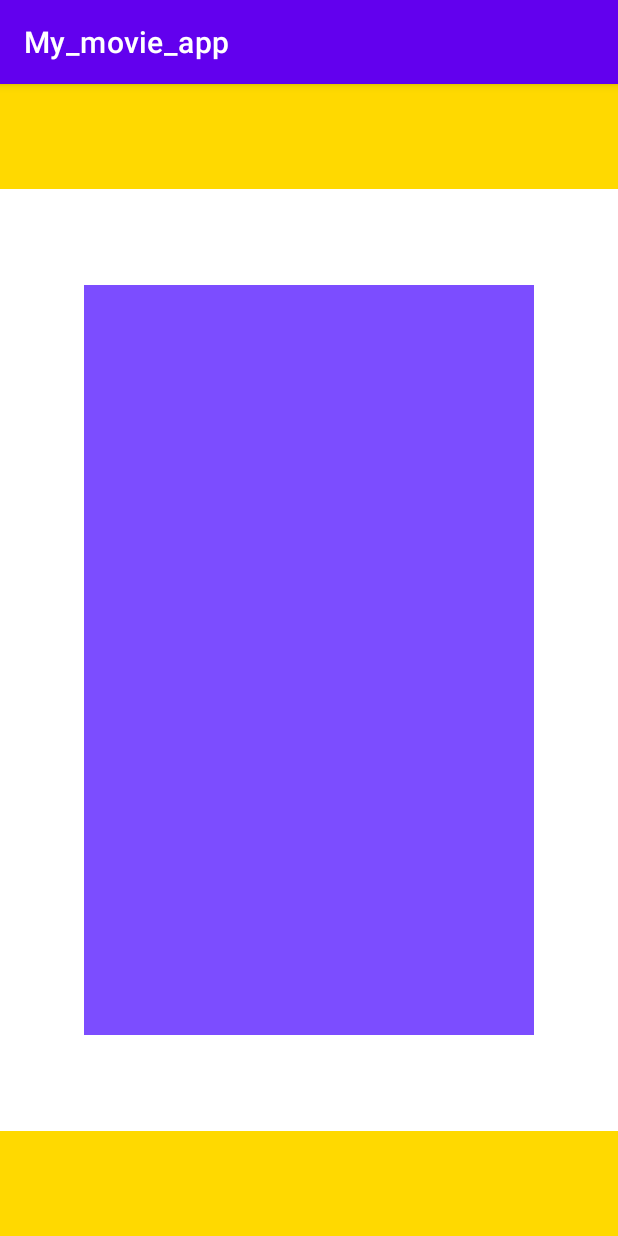
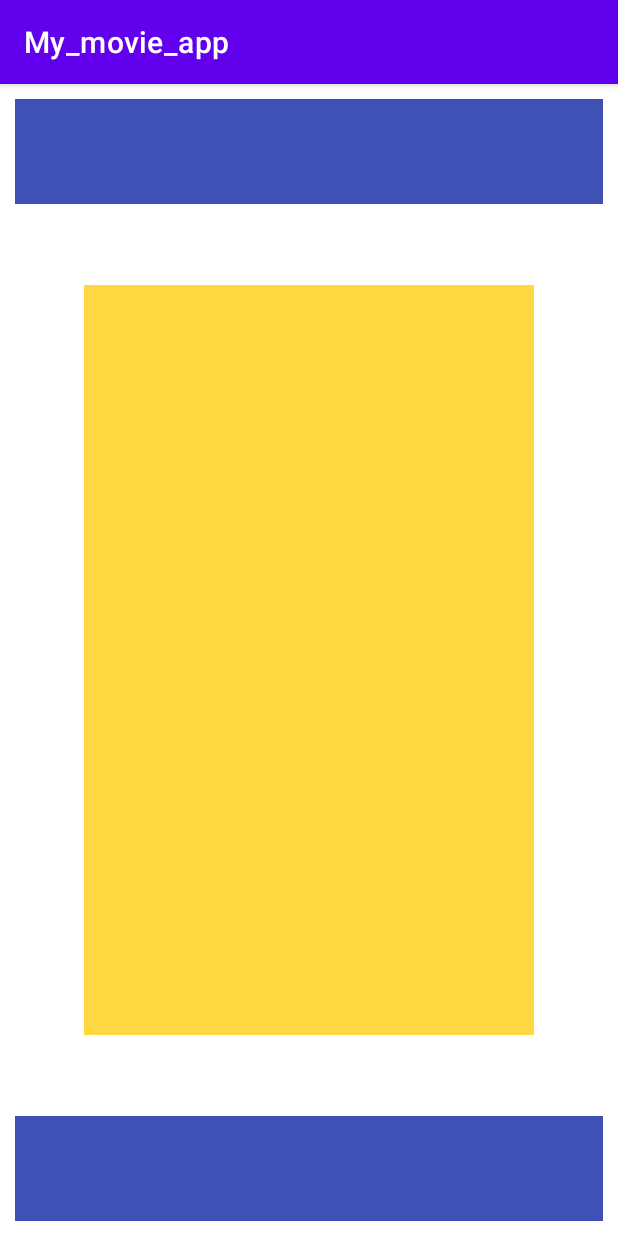
Before and after one commit to AndreyGuran/Search_cinema_app, an Android app: the screen it shows after launch (MainActivity), on a phone screen of 412 x 824 dp. Run offline under Robolectric (Android 15) with nearby library versions, the phone set to English and light mode, and no system bars.

Commit message:
19 module's template

```diff
--- a/app/src/main/res/layout/activity_main.xml
+++ b/app/src/main/res/layout/activity_main.xml
@@ -1,41 +1,36 @@
 <?xml version="1.0" encoding="utf-8"?>
-<RelativeLayout xmlns:android="http://schemas.android.com/apk/res/android"
+<androidx.constraintlayout.widget.ConstraintLayout xmlns:android="http://schemas.android.com/apk/res/android"
     xmlns:app="http://schemas.android.com/apk/res-auto"
-    xmlns:tools="http://schemas.android.com/tools"
     android:layout_width="match_parent"
-    android:layout_height="match_parent"
-    tools:context=".MainActivity">
+    android:layout_height="match_parent">
 
-
-<androidx.constraintlayout.widget.ConstraintLayout
-        android:id="@+id/view1"
+    <LinearLayout
         android:layout_width="300dp"
         android:layout_height="500dp"
-        android:orientation="vertical"
-        android:background="#7C4DFF"
-        android:layout_centerInParent="true"
+        android:layout_margin="10dp"
+        android:background="#FFD740"
+        android:orientation="horizontal"
+        app:layout_constraintBottom_toTopOf="@+id/frameLayout3"
+        app:layout_constraintEnd_toEndOf="parent"
         app:layout_constraintStart_toStartOf="parent"
-        app:layout_constraintTop_toTopOf="parent" >
+        app:layout_constraintTop_toBottomOf="@+id/frameLayout2" >
 
+    </LinearLayout>
 
+    <FrameLayout
+        android:id="@+id/frameLayout3"
+        android:layout_width="match_parent"
+        android:layout_height="70dp"
+        android:layout_margin="10dp"
+        android:background="#3F51B5"
+        app:layout_constraintBottom_toBottomOf="parent" />
+
+    <FrameLayout
+        android:id="@+id/frameLayout2"
+        android:layout_width="match_parent"
+        android:layout_height="70dp"
+        app:layout_constraintTop_toTopOf="parent"
+        android:layout_margin="10dp"
+        android:background="#3F51B5" />
 
 </androidx.constraintlayout.widget.ConstraintLayout>
-
-    <FrameLayout
-        android:id="@+id/view2"
-        android:layout_width="match_parent"
-        android:layout_height="70dp"
-        android:background="#FFD900"
-        android:layout_alignParentBottom="true"/>
-
-    <FrameLayout
-        android:id="@+id/view3"
-        android:layout_width="match_parent"
-        android:layout_height="70dp"
-        android:layout_alignParentTop="true"
-        android:background="#FFD900">
-
-
-    </FrameLayout>
-
-</RelativeLayout>
```
